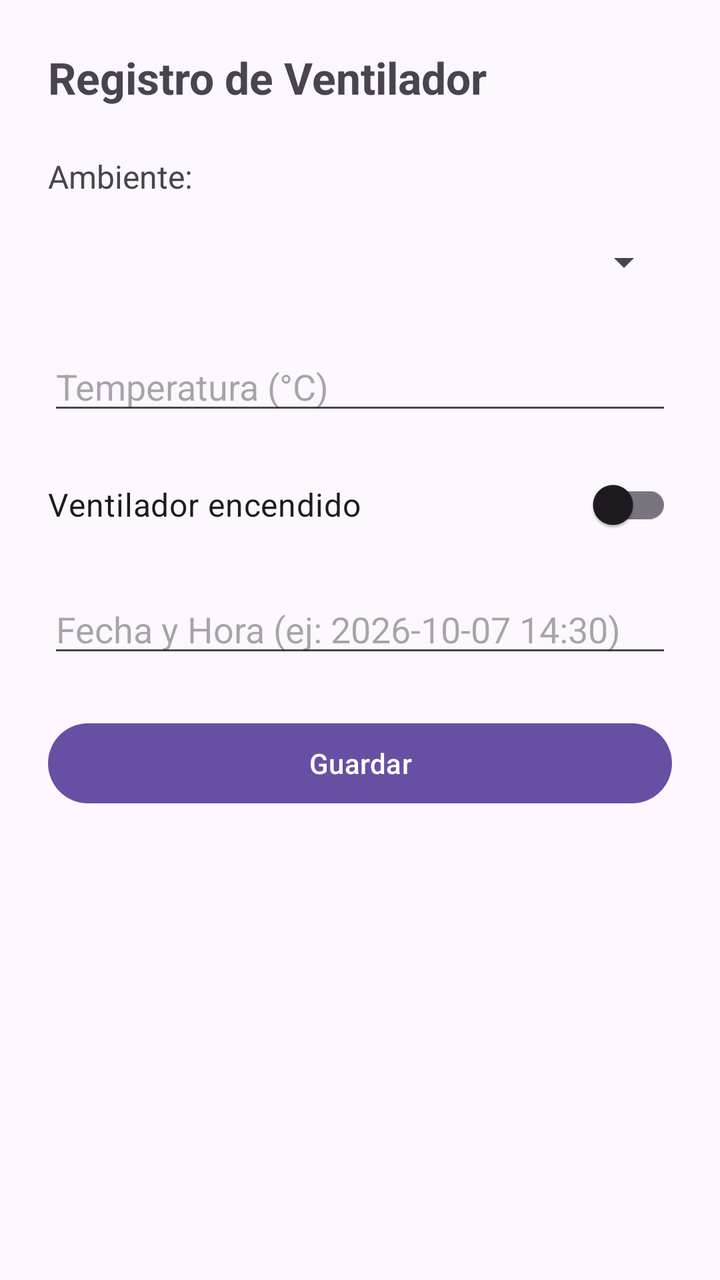
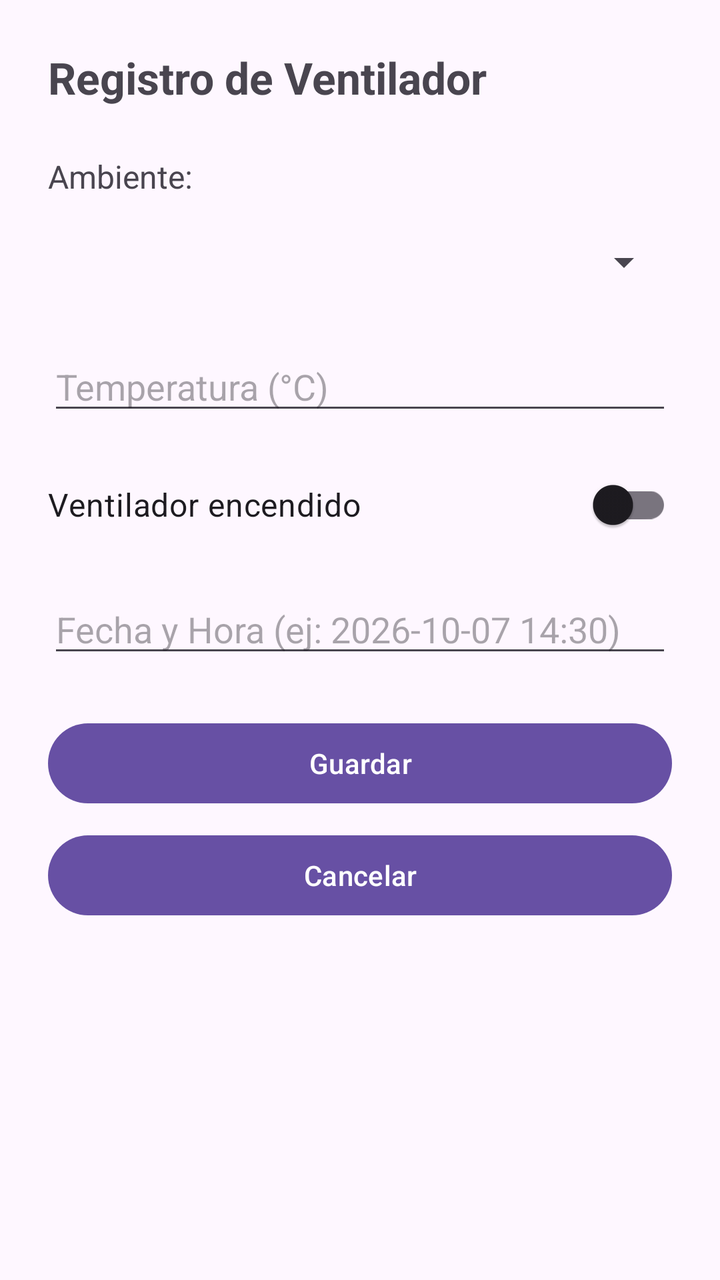

Two renders of the same Android screen: before a commit and after it. Below are the layout's source before the change and the commit's diff.
<!-- AndroidManifest.xml: application theme Theme.MyApplication123 -->
<!-- res/layout/activity_formulario.xml -->
<?xml version="1.0" encoding="utf-8"?>
<ScrollView xmlns:android="http://schemas.android.com/apk/res/android"
    android:id="@+id/formularioLayout"
    android:layout_width="match_parent"
    android:layout_height="match_parent"
    android:fillViewport="true">

    <LinearLayout
        android:layout_width="match_parent"
        android:layout_height="wrap_content"
        android:orientation="vertical"
        android:padding="24dp">

        <TextView
            android:layout_width="wrap_content"
            android:layout_height="wrap_content"
            android:text="Registro de Ventilador"
            android:textSize="22sp"
            android:textStyle="bold"
            android:layout_marginBottom="24dp" />

        <TextView
            android:layout_width="wrap_content"
            android:layout_height="wrap_content"
            android:text="Ambiente:"
            android:textSize="16sp"
            android:layout_marginBottom="8dp" />

        <Spinner
            android:id="@+id/spinnerAmbiente"
            android:layout_width="match_parent"
            android:layout_height="wrap_content"
            android:minHeight="48dp"
            android:layout_marginBottom="16dp" />

        <EditText
            android:id="@+id/etTemperatura"
            android:layout_width="match_parent"
            android:layout_height="wrap_content"
            android:hint="Temperatura (°C)"
            android:inputType="numberDecimal|numberSigned"
            android:layout_marginBottom="16dp" />

        <androidx.appcompat.widget.SwitchCompat
            android:id="@+id/switchVentilador"
            android:layout_width="match_parent"
            android:layout_height="wrap_content"
            android:text="Ventilador encendido"
            android:textSize="16sp"
            android:layout_marginBottom="16dp" />

        <EditText
            android:id="@+id/etFechaHora"
            android:layout_width="match_parent"
            android:layout_height="wrap_content"
            android:hint="Fecha y Hora (ej: 2026-10-07 14:30)"
            android:inputType="text"
            android:layout_marginBottom="24dp" />

        <Button
            android:id="@+id/btnGuardar"
            android:layout_width="match_parent"
            android:layout_height="wrap_content"
            android:text="Guardar" />

    </LinearLayout>
</ScrollView>
<!-- resources referenced by this layout -->
<resources>
  <style name="Theme.MyApplication123" parent="Base.Theme.MyApplication123" />
  <style name="Base.Theme.MyApplication123" parent="Theme.Material3.DayNight.NoActionBar">
          
          
      </style>
</resources>

<!-- the commit's change to res/layout/activity_formulario.xml (unified diff, before → after) -->
@@ -63,5 +63,12 @@
             android:layout_height="wrap_content"
             android:text="Guardar" />
 
+        <Button
+            android:id="@+id/btnCancelar"
+            android:layout_width="match_parent"
+            android:layout_height="wrap_content"
+            android:layout_marginTop="8dp"
+            android:text="Cancelar" />
+
     </LinearLayout>
 </ScrollView>
